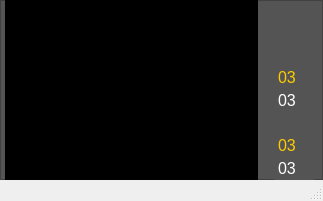
Before: the Qt Designer form CAS_small_4.ui in terenty-rezman/falcon7x_cas, drawn with Qt 5.
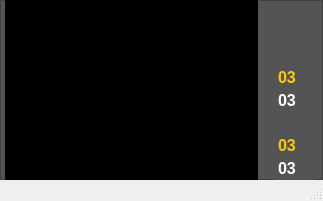
After: the same form once the commit is applied. Icons and pictures are not drawn.

```diff
--- a/CAS_small_4.ui
+++ b/CAS_small_4.ui
@@ -365,6 +365,8 @@
       <font>
        <family>Arial</family>
        <pointsize>12</pointsize>
+       <bold>true</bold>
+       <strikeout>false</strikeout>
       </font>
      </property>
      <property name="styleSheet">
@@ -392,6 +394,7 @@
       <font>
        <family>Arial</family>
        <pointsize>12</pointsize>
+       <bold>true</bold>
       </font>
      </property>
      <property name="styleSheet">
@@ -418,6 +421,7 @@
       <font>
        <family>Arial</family>
        <pointsize>12</pointsize>
+       <bold>true</bold>
       </font>
      </property>
      <property name="styleSheet">
@@ -444,6 +448,7 @@
       <font>
        <family>Arial</family>
        <pointsize>12</pointsize>
+       <bold>true</bold>
       </font>
      </property>
      <property name="styleSheet">
@@ -451,6 +456,9 @@
 
 </string>
      </property>
+     <property name="midLineWidth">
+      <number>1</number>
+     </property>
      <property name="text">
       <string>03</string>
      </property>
```
